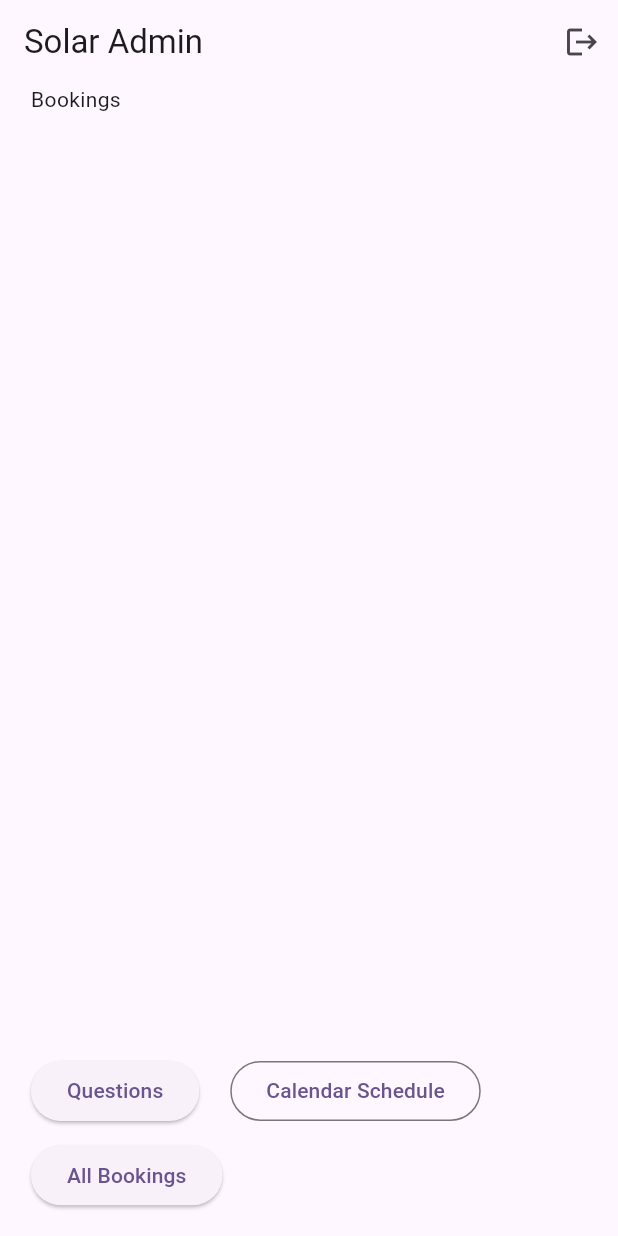
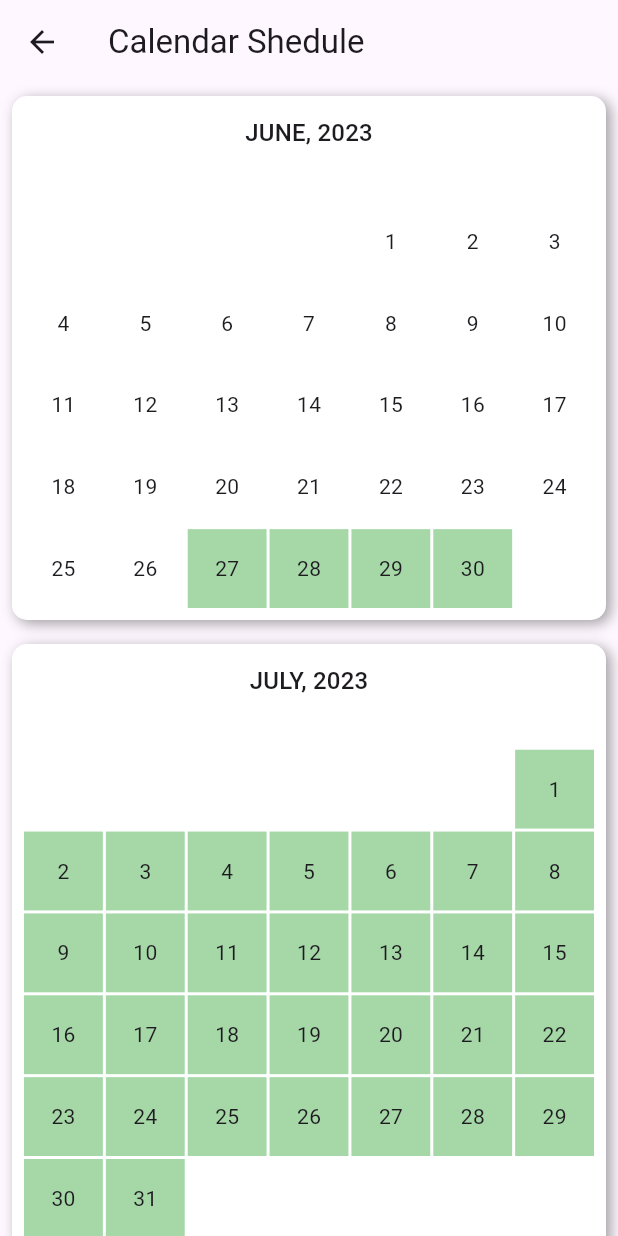
Before and after one commit to AnthonyAniobi/SolarConsultAdmin, a Flutter app: the HomeScreen screen opened directly, after a tap on "Calendar Schedule", on a phone screen of 412 x 824 dp. Run offline on Flutter 3.47's test engine with Material 2 defaults, Android fonts, the phone set to English and light mode, and no system bars; our stand-ins replace bloc, cloud_firestore, either_dart, email_validator, equatable, firebase_auth and 4 more; accounts and stored records are empty.

Commit message:
feat: Build calendar screen
- build screen for display of three months calendar
- create available schedule calendar

```diff
--- a/lib/core/data/models/booking.dart
+++ b/lib/core/data/models/booking.dart
@@ -4,6 +4,9 @@ class Booking {
   // items
   final String _bookingid = 'booking_id';
   final String _startTime = 'start_time';
+  final String _firstName = 'first_name';
+  final String _lastName = 'last_name';
+  final String _email = 'email';
   final String _timezone = 'timezone';
   final String _minutes = 'minutes';
   final String _userId = 'user_id';
@@ -17,6 +20,7 @@ class Booking {
   late final String bookingId;
   late final String firstName;
   late final String lastName;
+  late final String email;
   late final DateTime startTime;
   late final Duration timezone;
   late final int minutes;
@@ -26,6 +30,9 @@ class Booking {
 
   Booking({
     required this.bookingId,
+    required this.firstName,
+    required this.lastName,
+    required this.email,
     required this.startTime,
     required this.timezone,
     required this.minutes,
@@ -36,6 +43,9 @@ class Booking {
 
   Booking.fromMap(Map data) {
     bookingId = data[_bookingid];
+    firstName = data[_firstName];
+    lastName = data[_lastName];
+    email = data[_email];
     startTime = DateTime.fromMillisecondsSinceEpoch(data[_startTime]);
     timezone = Duration(milliseconds: data[_timezone]);
     minutes = data[_minutes];
@@ -46,6 +56,9 @@ class Booking {
 
   Map<String, dynamic> toMap() => {
         _bookingid: bookingId,
+        _firstName: firstName,
+        _lastName: lastName,
+        _email: email,
         _startTime: startTime.millisecondsSinceEpoch,
         _timezone: timezone.inMilliseconds,
         _minutes: minutes,
--- /dev/null
+++ b/lib/core/enums/weekdays.dart
@@ -0,0 +1 @@
+enum Weekdays { sun, mon, tue, wed, thu, fri, sat }
--- /dev/null
+++ b/lib/core/extensions/weekday_extension.dart
@@ -0,0 +1,22 @@
+import 'package:admin/core/enums/weekdays.dart';
+
+extension WeekdayExtension on Weekdays {
+  String get name {
+    switch (this) {
+      case Weekdays.sun:
+        return 'sun';
+      case Weekdays.mon:
+        return 'mon';
+      case Weekdays.tue:
+        return 'tue';
+      case Weekdays.wed:
+        return 'wed';
+      case Weekdays.thu:
+        return 'thu';
+      case Weekdays.fri:
+        return 'fri';
+      case Weekdays.sat:
+        return 'sat';
+    }
+  }
+}
--- /dev/null
+++ b/lib/features/calendar/presentation/pages/calendar_screen.dart
@@ -0,0 +1,22 @@
+import 'package:admin/features/calendar/presentation/widgets/month_calendar.dart';
+import 'package:flutter/material.dart';
+
+class CalendarScreen extends StatelessWidget {
+  const CalendarScreen({super.key});
+
+  @override
+  Widget build(BuildContext context) {
+    return Scaffold(
+      appBar: AppBar(
+        title: const Text("Calendar Shedule"),
+      ),
+      body: ListView.builder(
+          itemCount: 3,
+          itemBuilder: (context, index) {
+            return MonthCalendar(
+              index: index,
+            );
+          }),
+    );
+  }
+}
--- /dev/null
+++ b/lib/features/calendar/presentation/widgets/calendar_cell.dart
@@ -0,0 +1,51 @@
+import 'package:flutter/material.dart';
+
+class CalendarCell extends StatelessWidget {
+  const CalendarCell({
+    super.key,
+    required this.date,
+  });
+
+  final DateTime date;
+
+  bool get isAfter => date.isAfter(DateTime.now());
+
+  @override
+  Widget build(BuildContext context) {
+    return InkWell(
+      onTap: () {
+        selectDay(context);
+      },
+      child: Container(
+        color: Colors.green.withOpacity(isAfter ? 0.5 : 0),
+        alignment: Alignment.center,
+        child: Text(
+          "${date.day}",
+          style: TextStyle(
+            color: Theme.of(context).colorScheme.onBackground,
+          ),
+        ),
+      ),
+    );
+  }
+
+  void selectDay(BuildContext context) {
+    if (!isAfter) {
+      showDialog(
+          context: context,
+          builder: (context) => AlertDialog(
+                title: Text(
+                  "Cant Select",
+                  style: Theme.of(context).textTheme.titleMedium,
+                ),
+                content: Text(
+                  "Can't select this day because the day is already gone",
+                  style: Theme.of(context).textTheme.bodyMedium,
+                ),
+              ));
+    } else {
+      final now = DateTime.now().timeZoneOffset;
+      print(now);
+    }
+  }
+}
--- /dev/null
+++ b/lib/features/calendar/presentation/widgets/month_calendar.dart
@@ -0,0 +1,92 @@
+import 'package:admin/core/enums/weekdays.dart';
+import 'package:admin/features/calendar/presentation/widgets/calendar_cell.dart';
+import 'package:flutter/material.dart';
+import 'package:intl/intl.dart';
+import 'package:responsive_sizer/responsive_sizer.dart';
+
+class MonthCalendar extends StatelessWidget {
+  const MonthCalendar({
+    super.key,
+    required this.index,
+  });
+  final int index;
+
+  DateTime get currentMonth =>
+      DateUtils.addMonthsToMonthDate(DateTime.now(), index);
+
+  int get getDaysInMonth =>
+      DateUtils.getDaysInMonth(currentMonth.year, currentMonth.month);
+
+  int get firstWeekdayIndex => DateUtils.firstDayOffset(currentMonth.year,
+      currentMonth.month, const DefaultMaterialLocalizations());
+
+  int get numberOfCalendarCell => getDaysInMonth + firstWeekdayIndex;
+
+  @override
+  Widget build(BuildContext context) {
+    return Container(
+      margin: const EdgeInsets.all(8),
+      padding: const EdgeInsets.all(8),
+      decoration: BoxDecoration(
+          borderRadius: BorderRadius.circular(10),
+          color: Theme.of(context).colorScheme.onPrimary,
+          boxShadow: [
+            BoxShadow(
+              offset: const Offset(3, 2),
+              blurRadius: 7,
+              color: Colors.black.withOpacity(0.35),
+            ),
+          ]),
+      child: Column(
+        mainAxisSize: MainAxisSize.min,
+        children: [
+          const SizedBox(height: 5),
+          Text(
+            DateFormat("MMMM, yyyy").format(currentMonth).toUpperCase(),
+            style: Theme.of(context).textTheme.titleMedium,
+          ),
+          SizedBox(height: 2.h),
+          Row(
+            mainAxisAlignment: MainAxisAlignment.spaceBetween,
+            children: Weekdays.values
+                .map((e) => Expanded(
+                      child: Container(
+                        alignment: Alignment.center,
+                        child: Text(
+                          e.name.toUpperCase(),
+                          style: TextStyle(
+                            fontSize: 12,
+                            color: Theme.of(context).colorScheme.onPrimary,
+                            fontWeight: FontWeight.bold,
+                          ),
+                        ),
+                      ),
+                    ))
+                .toList(),
+          ),
+          GridView.builder(
+              padding: EdgeInsets.zero,
+              itemCount: numberOfCalendarCell,
+              gridDelegate: const SliverGridDelegateWithFixedCrossAxisCount(
+                  crossAxisCount: 7,
+                  childAspectRatio: 1,
+                  crossAxisSpacing: 2,
+                  mainAxisSpacing: 2),
+              shrinkWrap: true,
+              physics: const NeverScrollableScrollPhysics(),
+              itemBuilder: (context, index) {
+                return firstWeekdayIndex > index
+                    ? Container()
+                    : CalendarCell(
+                        date: DateTime(
+                          currentMonth.year,
+                          currentMonth.month,
+                          (index + 1 - firstWeekdayIndex),
+                        ),
+                      );
+              }),
+        ],
+      ),
+    );
+  }
+}
--- a/lib/features/home/presentation/pages/home_screen.dart
+++ b/lib/features/home/presentation/pages/home_screen.dart
@@ -1,4 +1,5 @@
 import 'package:admin/features/auth/presentation/pages/login_screen.dart';
+import 'package:admin/features/calendar/presentation/pages/calendar_screen.dart';
 import 'package:firebase_auth/firebase_auth.dart';
 import 'package:flutter/material.dart';
 import 'package:responsive_sizer/responsive_sizer.dart';
@@ -57,7 +58,15 @@ class HomeScreen extends StatelessWidget {
   }
 
   void questions(BuildContext context) {}
-  void calendarSchedule(BuildContext context) {}
+  void calendarSchedule(BuildContext context) {
+    Navigator.push(
+      context,
+      MaterialPageRoute(
+        builder: (context) => const CalendarScreen(),
+      ),
+    );
+  }
+
   void addBooking(BuildContext context) {}
 
   Future logout(BuildContext context) async {
```
Also changed, not shown: lib/app.dart (+11 -1 lines), lib/features/calendar/data/models/available_time.dart (added, +27 -0 lines), lib/features/calendar/presentation/bloc/calendar_bloc.dart (added, +13 -0 lines), lib/features/calendar/presentation/bloc/calendar_event.dart (added, +8 -0 lines), lib/features/calendar/presentation/bloc/calendar_state.dart (added, +9 -0 lines).
